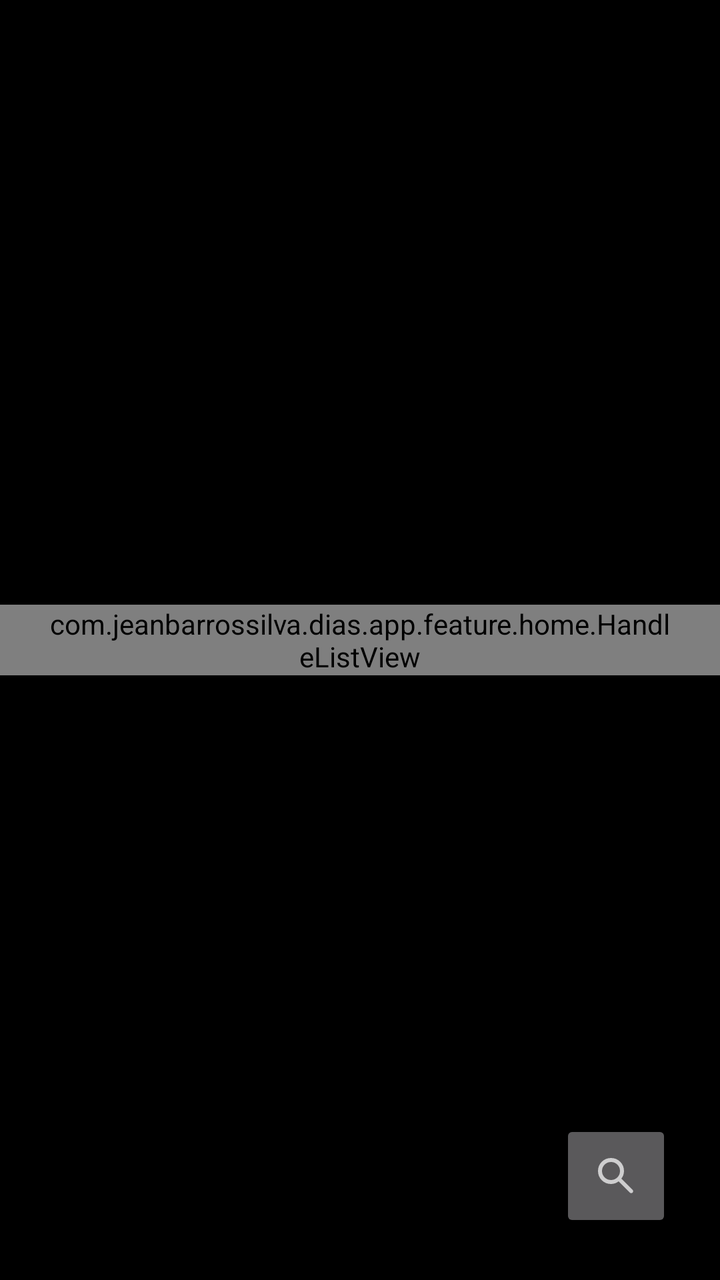
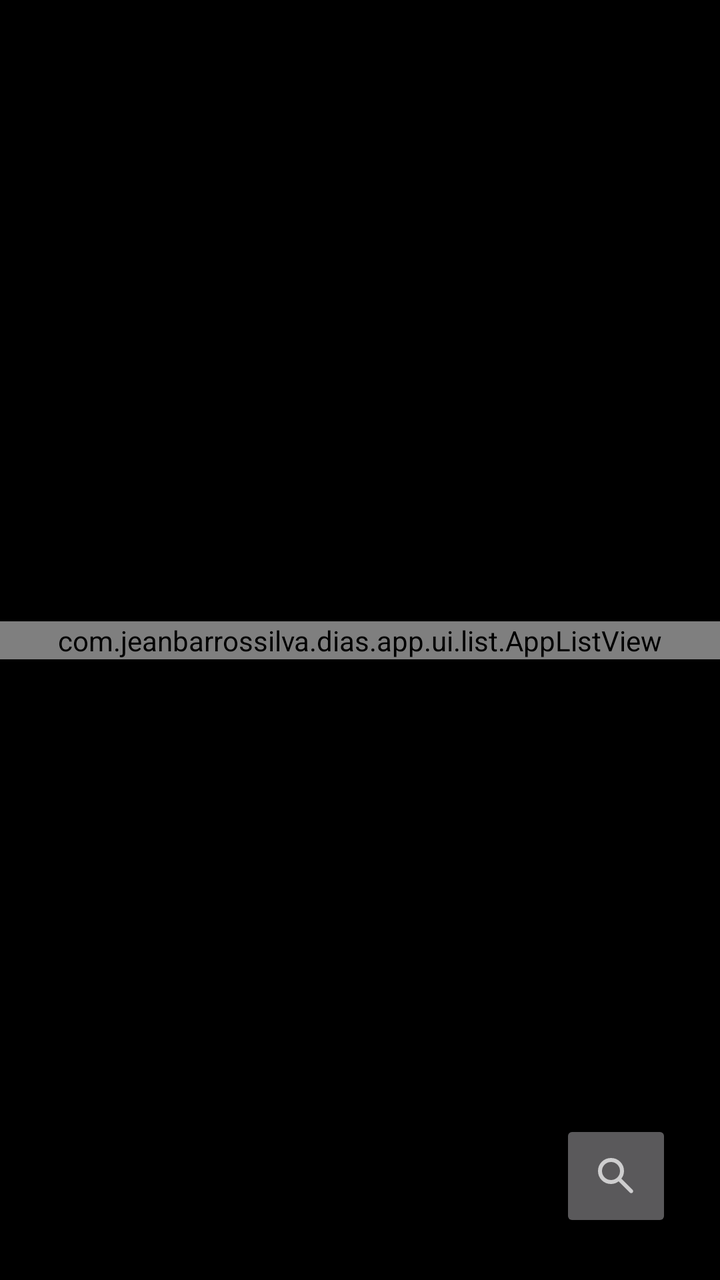

An Android layout rendered at two revisions. The XML below is the earlier revision; the diff shows what the commit changed to produce the second picture.
<!-- AndroidManifest.xml: application theme Theme.Dias -->
<!-- res/layout/home_activity.xml -->
<?xml version="1.0" encoding="utf-8"?>
<androidx.constraintlayout.widget.ConstraintLayout
  xmlns:android="http://schemas.android.com/apk/res/android"
  xmlns:app="http://schemas.android.com/apk/res-auto"
  android:layout_height="match_parent"
  android:layout_width="match_parent">
  <com.jeanbarrossilva.dias.app.feature.home.HandleListView
    android:divider="@drawable/home_pinned_apps_divider"
    android:id="@+id/handleListView"
    android:layout_height="wrap_content"
    android:layout_width="match_parent"
    android:paddingHorizontal="@dimen/spacing_m"
    app:layout_constraintBottom_toBottomOf="parent"
    app:layout_constraintTop_toTopOf="parent" />

  <ImageButton
    android:contentDescription="@string/home_search"
    android:id="@+id/searchButton"
    android:layout_height="56dp"
    android:layout_width="56dp"
    android:layout_marginEnd="@dimen/spacing_m"
    android:layout_marginBottom="@dimen/spacing_m"
    android:src="@drawable/ic_search"
    app:layout_constraintBottom_toBottomOf="parent"
    app:layout_constraintEnd_toEndOf="parent" />
</androidx.constraintlayout.widget.ConstraintLayout>
<!-- resources referenced by this layout -->
<resources>
  <dimen name="spacing_m">24dp</dimen>
  <!-- drawable home_pinned_apps_divider (drawable) -->
  <?xml version="1.0" encoding="utf-8"?>
  <shape xmlns:android="http://schemas.android.com/apk/res/android">
    <size android:height="12dp" />
  </shape>
  <!-- drawable ic_search (drawable) -->
  <vector xmlns:android="http://schemas.android.com/apk/res/android"
          android:width="24dp"
          android:height="24dp"
          android:autoMirrored="true"
          android:tint="?colorControlNormal"
          android:viewportWidth="960"
          android:viewportHeight="960">
    <path android:fillColor="@android:color/white"
          android:pathData="M380,640Q271,640 195.5,564.5Q120,489 120,380Q120,271 195.5,195.5Q271,120 380,120Q489,120 564.5,195.5Q640,271 640,380Q640,424 626,463Q612,502 588,532L812,756Q823,767 823,784Q823,801 812,812Q801,823 784,823Q767,823 756,812L532,588Q502,612 463,626Q424,640 380,640ZM380,560Q455,560 507.5,507.5Q560,455 560,380Q560,305 507.5,252.5Q455,200 380,200Q305,200 252.5,252.5Q200,305 200,380Q200,455 252.5,507.5Q305,560 380,560Z" />
  </vector>
  <string name="home_search">Search</string>
  <style name="Theme.Dias" parent="Theme.MaterialComponents.NoActionBar">
      <item name="android:colorBackground">@android:color/black</item>
      <item name="android:editTextStyle">@style/Theme.Dias.View.EditText</item>
      <item name="android:imageButtonStyle">@style/Theme.Dias.View.ImageButton</item>
      <item name="android:textViewStyle">?textAppearanceBodyMedium</item>
      <item name="colorControlActivated">@android:color/white</item>
      <item name="colorOnPrimaryContainer">@android:color/system_on_surface_dark</item>
      <item name="colorPrimary">@android:color/white</item>
      <item name="colorPrimaryContainer">@android:color/system_surface_dark</item>
      <item name="textAppearanceBodyMediumEmphasized">@style/Theme.Dias.Text.Body.Medium.Emphasized</item>
    </style>
  <style name="Theme.Dias.View.EditText" parent="Widget.AppCompat.EditText">
      <item name="android:background">@drawable/theme_surface</item>
      <item name="android:fontFamily">@font/space_grotesk</item>
      <item name="android:padding">16dp</item>
      <item name="android:textAppearance">?textAppearanceBody1</item>
    </style>
  <style name="Theme.Dias.View.ImageButton" parent="Widget.AppCompat.ImageButton">
      <item name="android:background">@drawable/theme_surface</item>
    </style>
  <style name="Theme.Dias.Text.Body.Medium.Emphasized" parent="TextAppearance.Material3.BodyMedium.Emphasized">
      <item name="android:fontFamily">@font/space_grotesk</item>
      <item name="android:textFontWeight">800</item>
      <item name="android:textSize">18sp</item>
    </style>
  <!-- drawable theme_surface (drawable) -->
  <?xml version="1.0" encoding="utf-8"?>
  <selector xmlns:android="http://schemas.android.com/apk/res/android">
    <item>
      <shape>
        <corners android:radius="24dp" />
  
        <gradient
            android:endColor="#050505"
            android:startColor="#000000"
            android:angle="180" />
  
        <stroke
            android:color="#0E0E0E"
            android:width="2dp" />
      </shape>
    </item>
  </selector>
</resources>

<!-- the commit's change to res/layout/home_activity.xml (unified diff, before → after) -->
@@ -4,7 +4,7 @@
   xmlns:app="http://schemas.android.com/apk/res-auto"
   android:layout_height="match_parent"
   android:layout_width="match_parent">
-  <com.jeanbarrossilva.dias.app.feature.home.HandleListView
+  <com.jeanbarrossilva.dias.app.ui.list.AppListView
     android:divider="@drawable/home_pinned_apps_divider"
     android:id="@+id/handleListView"
     android:layout_height="wrap_content"
